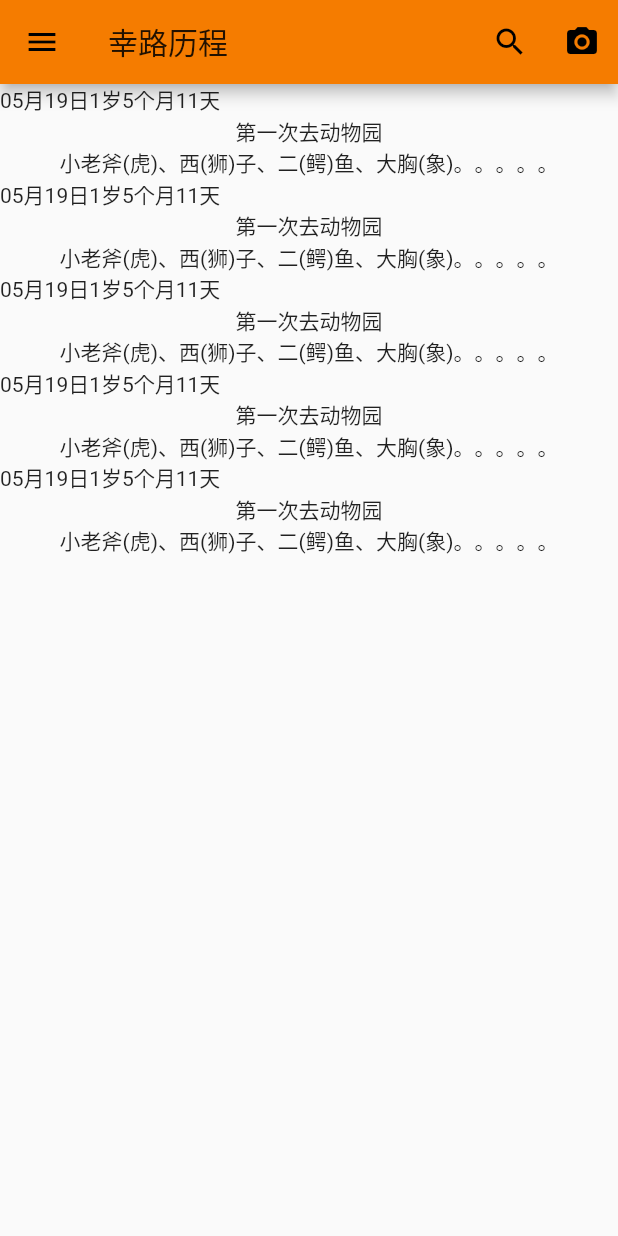
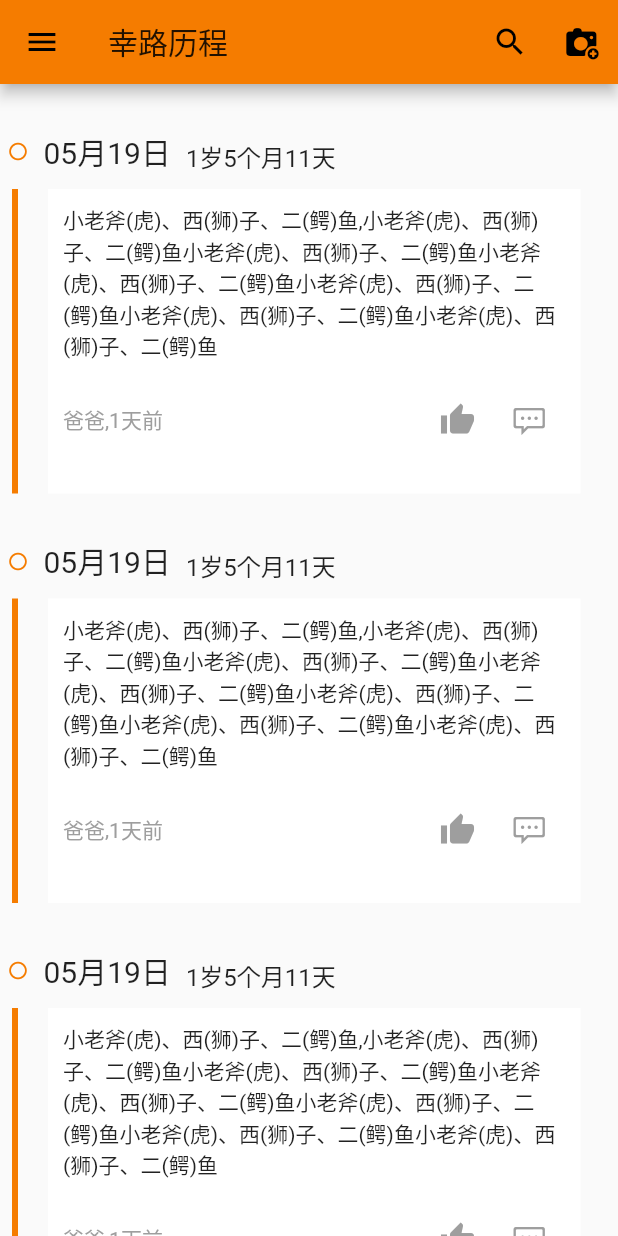
Before and after one commit to Rewa-Fang/SuperDaddy, a Flutter app: the screen it shows after launch, on a phone screen of 412 x 824 dp. Run offline on Flutter 3.47's test engine with Material 2 defaults, Android fonts, the light colour scheme and no system bars.

Commit message:
日记列表页构建完善

```diff
--- a/lib/myIcon/myIcon.dart
+++ b/lib/myIcon/myIcon.dart
@@ -4,6 +4,13 @@ class MyIcon {
   static const IconData wechat = const _MyIconData(0xe758);
   static const IconData qq = const _MyIconData(0xe601);
   static const IconData weibo = const _MyIconData(0xe611);
+  static const IconData naiping = const _MyIconData(0xe637);
+  static const IconData home = const _MyIconData(0xe603);
+  static const IconData user = const _MyIconData(0xe602);
+  static const IconData commnet = const _MyIconData(0xe604);
+  static const IconData camera_add = const _MyIconData(0xe600);
+  static const IconData diary = const _MyIconData(0xe63f);
+  static const IconData naiping2 = const _MyIconData(0xe607);
 }
 
 class _MyIconData extends IconData {
--- a/lib/views/home.dart
+++ b/lib/views/home.dart
@@ -1,5 +1,6 @@
 import 'package:flutter/material.dart';
 import 'package:super_daddy/model/diary_model.dart';
+import 'package:super_daddy/myIcon/myIcon.dart';
 
 class HomePage extends StatefulWidget {
   @override
@@ -7,7 +8,7 @@ class HomePage extends StatefulWidget {
 }
 
 class _HomePageState extends State<HomePage> {
-  var _diaryDataList = [1, 2, 3, 4, 5];
+  var _diaryDataList = [1, 2, 3, 4, 5, 11, 22, 33, 44, 55, 16, 27, 38, 49, 51];
 
   // @override
   // void initState() {
@@ -29,7 +30,7 @@ class _HomePageState extends State<HomePage> {
             onPressed: () {},
           ),
           IconButton(
-            icon: Icon(Icons.camera_alt),
+            icon: Icon(MyIcon.camera_add),
             onPressed: () {},
           )
         ],
@@ -39,30 +40,140 @@ class _HomePageState extends State<HomePage> {
   }
 
   Widget _buildBody(BuildContext context) {
-    return ListView.builder(
-      itemCount: _diaryDataList.length,
-      itemBuilder: _buildItem,
+    return Padding(
+      padding: EdgeInsets.symmetric(horizontal: 5.0),
+      child: ListView.builder(
+        itemCount: _diaryDataList.length,
+        itemBuilder: _buildItem,
+      ),
     );
   }
 
   Widget _buildItem(BuildContext context, int index) {
     // DiaryModel diary = _diaryDataList[index];
-    return Column(
+    return Padding(
+      padding: EdgeInsets.only(top: 30.0),
+      child: Column(
+        children: <Widget>[
+          dateAndAge('05月19日', '1岁5个月11天'),
+          contentBuild(),
+        ],
+      ),
+    );
+  }
+
+  contentBuild() {
+    return Container(
+      padding: EdgeInsets.symmetric(horizontal: 20.0),
+      margin: EdgeInsets.only(left: 3.0),
+      decoration: BoxDecoration(
+        border: Border(
+          left: BorderSide(width: 4.0, color: Colors.orange[700]),
+        ),
+      ),
+      child: Container(
+        padding: EdgeInsets.all(10.0),
+        color: Colors.white,
+        child: Column(
+          children: <Widget>[
+            contentText(
+                '小老斧(虎)、西(狮)子、二(鳄)鱼,小老斧(虎)、西(狮)子、二(鳄)鱼小老斧(虎)、西(狮)子、二(鳄)鱼小老斧(虎)、西(狮)子、二(鳄)鱼小老斧(虎)、西(狮)子、二(鳄)鱼小老斧(虎)、西(狮)子、二(鳄)鱼小老斧(虎)、西(狮)子、二(鳄)鱼'),
+            creatorInfo('爸爸', '1天前'),
+          ],
+        ),
+      ),
+    );
+  }
+
+  dateAndAge(String diaryDate, String ageDays) {
+    return Padding(
+      padding: EdgeInsets.only(bottom: 10.0),
+      child: Row(
+        children: <Widget>[
+          Padding(
+            padding: EdgeInsets.only(right: 10.0),
+            child: Icon(
+              Icons.panorama_fish_eye,
+              size: 14.0,
+              color: Colors.orange[700],
+            ),
+          ),
+          Expanded(
+            child: Row(
+              crossAxisAlignment: CrossAxisAlignment.end,
+              children: <Widget>[
+                Padding(
+                  padding: EdgeInsets.only(right: 10.0),
+                  child: Text(
+                    diaryDate,
+                    style:
+                        TextStyle(fontSize: 20.0, fontWeight: FontWeight.w400),
+                  ),
+                ),
+                Text(
+                  ageDays,
+                  style: TextStyle(fontSize: 16.0),
+                )
+              ],
+            ),
+          ),
+        ],
+      ),
+    );
+  }
+
+  contentText(String contentText) {
+    return Row(
       children: <Widget>[
-        Row(
-          children: <Widget>[Text('05月19日'), Text('1岁5个月11天')],
+        Expanded(
+          child: Text(
+            contentText,
+            textAlign: TextAlign.left,
+          ),
         ),
-        Column(
-          children: <Widget>[
-            Text('第一次去动物园'),
-            Text('小老斧(虎)、西(狮)子、二(鳄)鱼、大胸(象)。。。。。'),
-            // Image.network(diary.images[0])
-          ],
-        )
       ],
     );
   }
 
+  creatorInfo(String user, String createTime) {
+    return Padding(
+      padding: EdgeInsets.symmetric(vertical: 15.0),
+      child: Row(
+        mainAxisAlignment: MainAxisAlignment.spaceBetween,
+        children: <Widget>[
+          Row(
+            children: <Widget>[
+              greyText(user),
+              greyText(','),
+              greyText(createTime),
+            ],
+          ),
+          Row(
+            children: <Widget>[
+              IconButton(
+                icon: Icon(
+                  Icons.thumb_up,
+                  color: Colors.grey,
+                ),
+                onPressed: () {},
+              ),
+              IconButton(
+                icon: Icon(
+                  MyIcon.commnet,
+                  color: Colors.grey,
+                ),
+                onPressed: () {},
+              ),
+            ],
+          ),
+        ],
+      ),
+    );
+  }
+
+  greyText(String text) {
+    return Text(text, style: TextStyle(color: Colors.grey));
+  }
   // _retrieveData() {
   //   var urlList = [
   //     'http://09imgmini.eastday.com/mobile/20190214/20190214071055_64630101afc59aa304cebb0d84cfffb5_1.jpeg'
```
Also changed, not shown: assets/fonts/iconfont.ttf.
